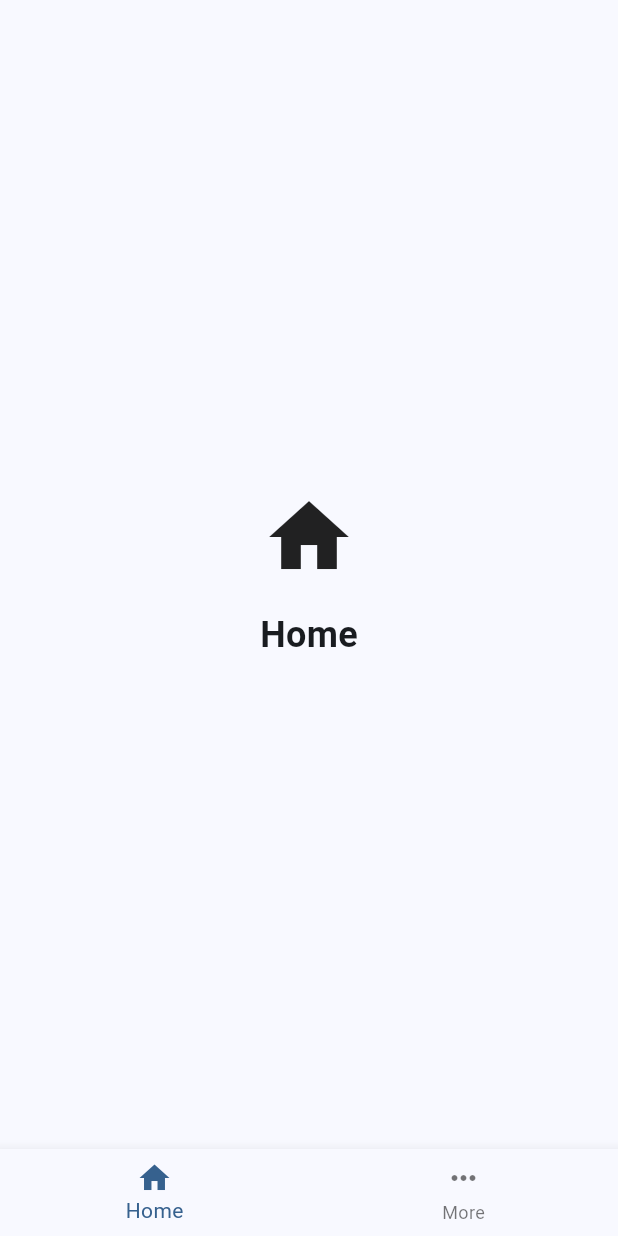
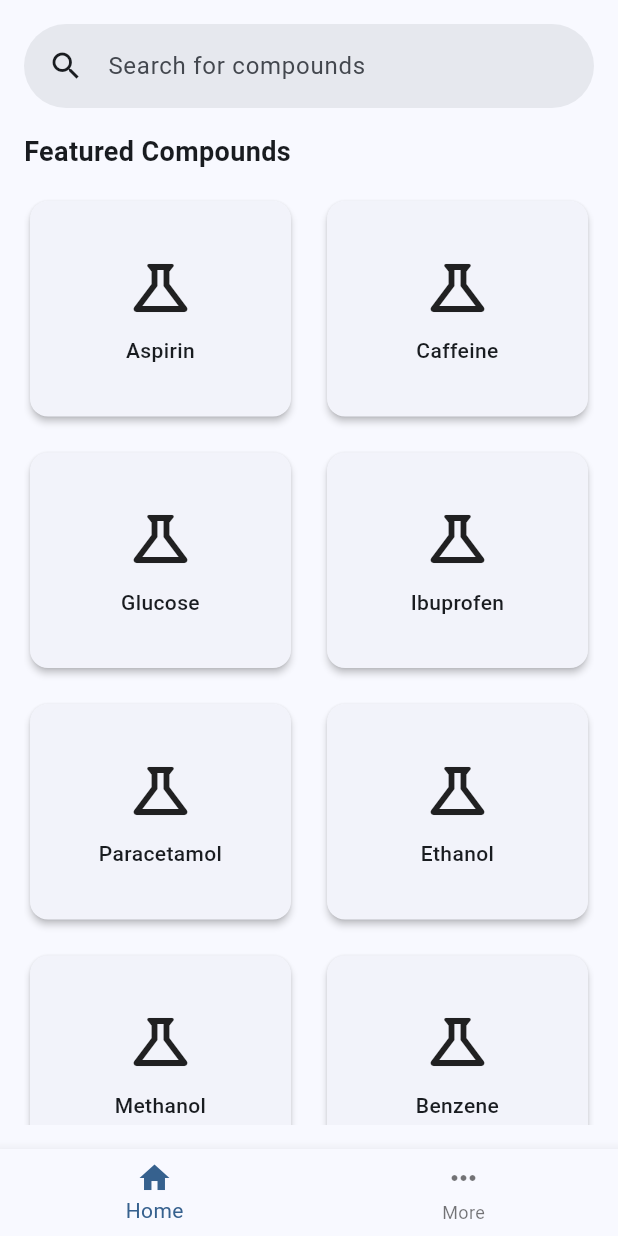
Before and after one commit to monirhelalee/pub_chem, a Flutter app: the screen it shows after launch, on a phone screen of 412 x 824 dp. Run offline on Flutter 3.47's test engine with Material 3 defaults, Android fonts, the phone set to English and light mode, and no system bars; our stand-ins replace bloc, dio, flutter_bloc, get_it, go_router, shared_preferences; generated files the repository leaves out were written again.

Commit message:
add featured compounds and search UI in home screen

```diff
--- a/lib/home/view/home_screen.dart
+++ b/lib/home/view/home_screen.dart
@@ -1,28 +1,77 @@
 import 'package:flutter/material.dart';
+import 'package:pub_chem/app/utils/constants.dart';
 
 class HomeScreen extends StatelessWidget {
   const HomeScreen({super.key});
 
   @override
   Widget build(BuildContext context) {
-    return const Center(
+    return SafeArea(
+      child: Padding(
+        padding: const .all(16),
         child: Column(
-        mainAxisAlignment: MainAxisAlignment.center,
+          crossAxisAlignment: .start,
           children: [
-          Icon(
-            Icons.home,
-            size: 64,
+            SearchBar(
+              leading: const Icon(Icons.search),
+              hintText: 'Search for compounds',
+              onChanged: (value) {},
+              padding: .all(const .only(left: 16)),
+              elevation: .all(0),
+              readOnly: true,
             ),
-          SizedBox(height: 16),
+            const SizedBox(height: 16),
+            const Text(
+              'Featured Compounds',
+              style: TextStyle(
+                fontWeight: FontWeight.bold,
+                fontSize: 18,
+              ),
+            ),
+            const SizedBox(height: 16),
+            Expanded(
+              child: GridView.builder(
+                gridDelegate: const SliverGridDelegateWithFixedCrossAxisCount(
+                  crossAxisCount: 2,
+                  crossAxisSpacing: 16,
+                  mainAxisSpacing: 16,
+                  childAspectRatio: 1.2,
+                ),
+                itemCount: Constants.featuredCompounds.length,
+                itemBuilder: (BuildContext context, int index) {
+                  final compound = Constants.featuredCompounds[index];
+                  return Card(
+                    elevation: 2,
+                    child: Center(
+                      child: Padding(
+                        padding: const .all(8),
+                        child: Column(
+                          mainAxisAlignment: .center,
+                          spacing: 8,
+                          children: [
+                            const Icon(
+                              Icons.science_outlined,
+                              size: 48,
+                            ),
                             Text(
-            'Home',
-            style: TextStyle(
-              fontSize: 24,
-              fontWeight: FontWeight.bold,
+                              compound,
+                              textAlign: .center,
+                              style: const TextStyle(
+                                fontSize: 14,
+                                fontWeight: .w500,
                               ),
                             ),
                           ],
                         ),
+                      ),
+                    ),
+                  );
+                },
+              ),
+            ),
+          ],
+        ),
+      ),
     );
   }
 }
--- a/lib/theme/models/app_theme_mode.dart
+++ /dev/null
@@ -1,16 +0,0 @@
-enum AppThemeMode {
-  light,
-  dark,
-  system;
-
-  String get name {
-    switch (this) {
-      case AppThemeMode.light:
-        return 'Light';
-      case AppThemeMode.dark:
-        return 'Dark';
-      case AppThemeMode.system:
-        return 'System';
-    }
-  }
-}
--- a/lib/theme/theme.dart
+++ /dev/null
@@ -1,3 +0,0 @@
-export 'config/app_theme.dart';
-export 'cubit/theme_cubit.dart';
-export 'models/app_theme_mode.dart';
```
Also changed, not shown: lib/theme/config/app_theme.dart (deleted, +0 -43 lines), lib/theme/cubit/theme_cubit.dart (deleted, +0 -47 lines). Lines whose indentation alone changed are shown as unchanged.
